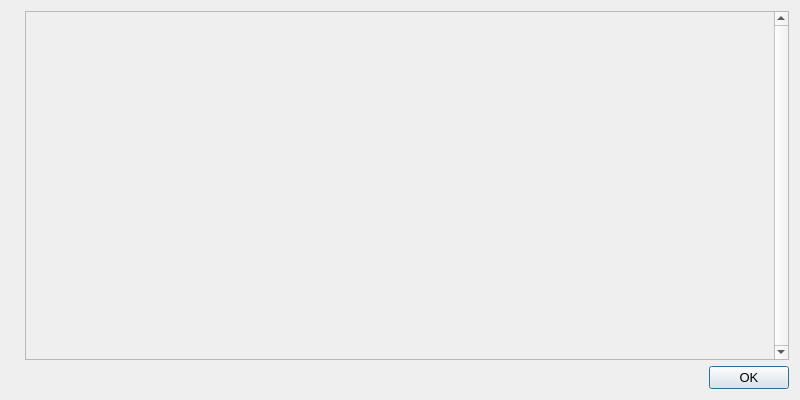
Old version of the form src/qt/forms/helpmessagedialog.ui in the repository lavajumper/litecoin.
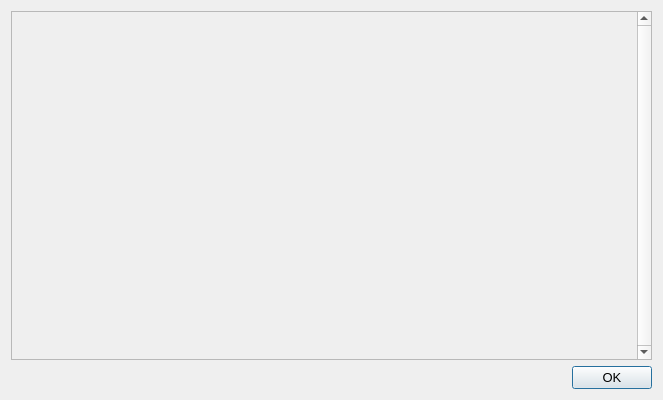
New version of the form. Icons and pictures are not drawn.

The edit to the form file:
```diff
--- a/src/qt/forms/helpmessagedialog.ui
+++ b/src/qt/forms/helpmessagedialog.ui
@@ -6,7 +6,7 @@
    <rect>
     <x>0</x>
     <y>0</y>
-    <width>800</width>
+    <width>663</width>
     <height>400</height>
    </rect>
   </property>
@@ -19,23 +19,13 @@
    <string notr="true">Sexcoin Core - Command-line options</string>
   </property>
   <layout class="QHBoxLayout" name="horizontalLayout_2">
-   <item>
-    <widget class="QLabel" name="graphic">
-     <property name="sizePolicy">
-      <sizepolicy hsizetype="Preferred" vsizetype="Ignored">
-       <horstretch>0</horstretch>
-       <verstretch>0</verstretch>
-      </sizepolicy>
-     </property>
-     <property name="pixmap">
-      <pixmap resource="../bitcoin.qrc">:/images/about</pixmap>
-     </property>
-    </widget>
-   </item>
    <item>
     <layout class="QVBoxLayout" name="verticalLayout">
      <item>
       <widget class="QScrollArea" name="scrollArea">
+       <property name="styleSheet">
+        <string notr="true">background-image: url(:/images/about);</string>
+       </property>
        <property name="verticalScrollBarPolicy">
         <enum>Qt::ScrollBarAlwaysOn</enum>
        </property>
@@ -47,7 +37,7 @@
          <rect>
           <x>0</x>
           <y>0</y>
-          <width>659</width>
+          <width>624</width>
           <height>348</height>
          </rect>
         </property>
```
Left out of the diff: 3 changed lines with no effect on the pictures.
